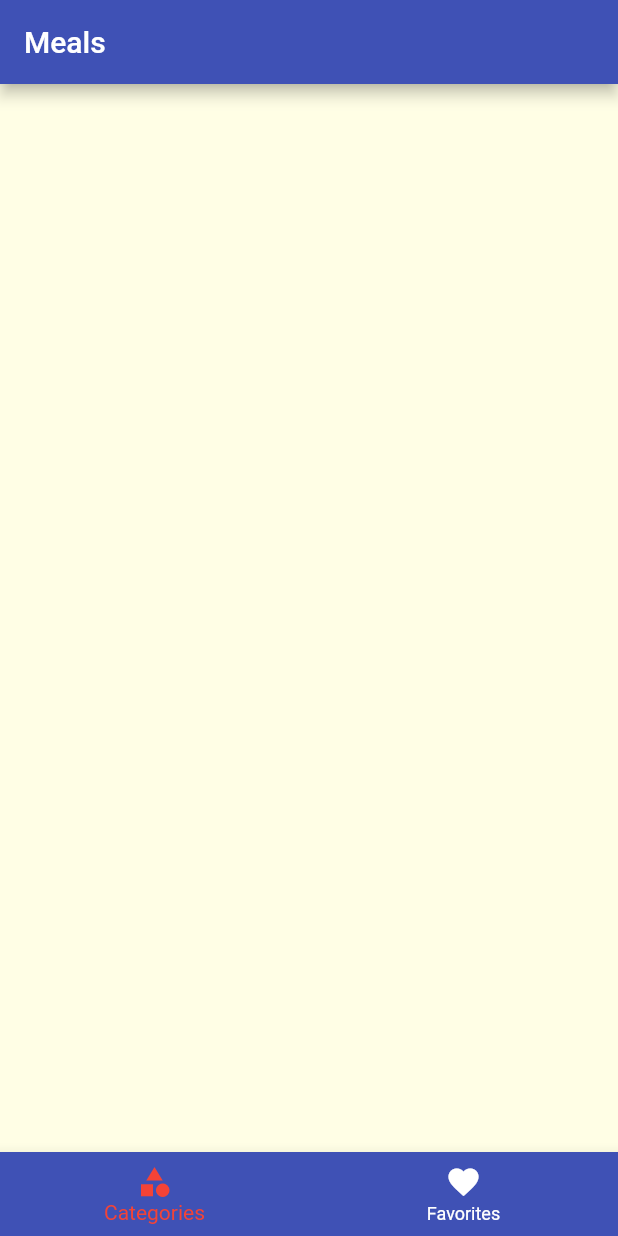
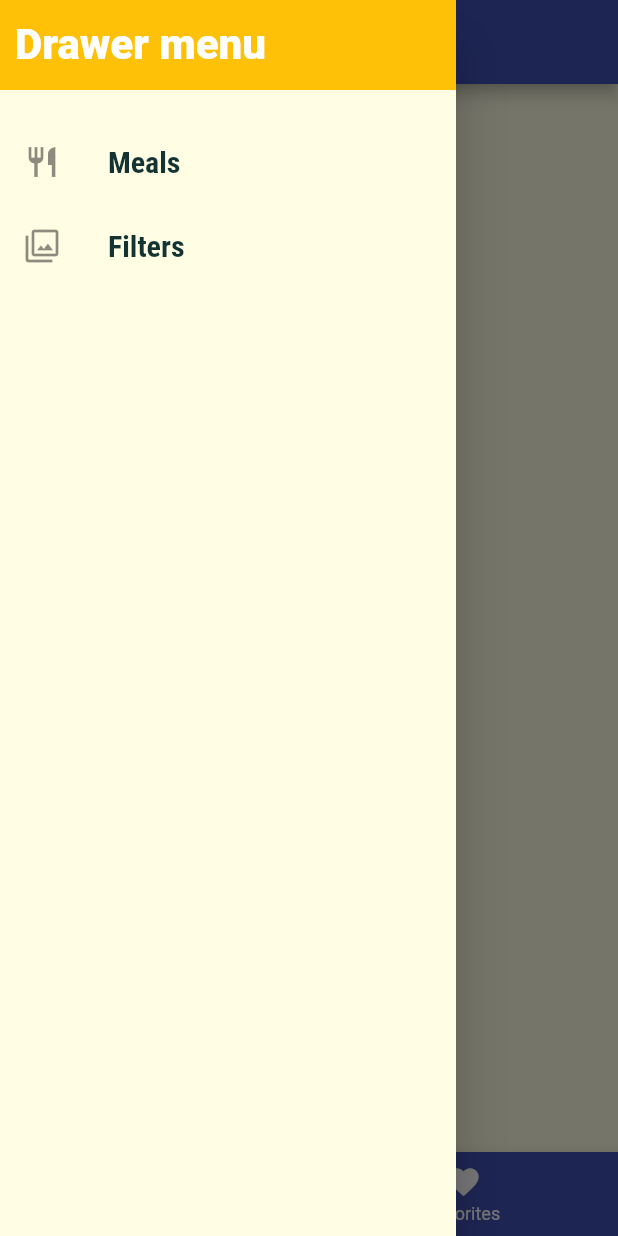
Before and after one commit to huseyintemel/flutter-multiple-screeens, a Flutter app: the screen it shows after launch, with the side drawer open (before the commit the screen has no drawer), on a phone screen of 412 x 824 dp. Run offline on Flutter 3.47's test engine with Material 2 defaults, Android fonts, the light colour scheme and no system bars.

Commit message:
Added drawer and filters screen

```diff
--- a/lib/main.dart
+++ b/lib/main.dart
@@ -1,5 +1,6 @@
 import 'package:flutter/material.dart';
-import 'package:flutter_multiple_screens/screens/tabs_screen.dart';
+import './screens/filters_screen.dart';
+import './screens/tabs_screen.dart';
 import './screens/meal_detail_screen.dart';
 import './screens/category_meals_screen.dart';
 import './screens/categories_screen.dart';
@@ -32,6 +33,7 @@
       routes: {
         CategoryMealsScreen.routeName : (context) => CategoryMealsScreen(), //giving named route
         MealDetailScreen.routeName : (context) => MealDetailScreen(),
+        FiltersScreen.routeName : (context) => FiltersScreen(),
       },
     );
   }
--- /dev/null
+++ b/lib/screens/filters_screen.dart
@@ -0,0 +1,13 @@
+import 'package:flutter/material.dart';
+
+class FiltersScreen extends StatelessWidget {
+  static const routeName = '/filter';
+
+  @override
+  Widget build(BuildContext context) {
+    return Scaffold(
+      appBar: AppBar(title: const Text('Filters'),),
+      body: const Center(child: Text('Filters Screen'),)
+    );
+  }
+}
--- a/lib/screens/tabs_screen.dart
+++ b/lib/screens/tabs_screen.dart
@@ -1,4 +1,5 @@
 import 'package:flutter/material.dart';
+import '../widgets/main_drawer.dart';
 import './categories_screen.dart';
 import './favorites_screen.dart';
 
@@ -33,6 +34,7 @@ class _TabsScreenState extends State<TabsScreen> {
     return  Scaffold(
       appBar: AppBar(title:pages[selectedPageIndex]['title'],),
       body: pages[selectedPageIndex]['page'],
+      drawer: MainDrawer(),
       bottomNavigationBar: BottomNavigationBar(
         backgroundColor: Theme.of(context).primaryColor,
         onTap: selectPage,
--- /dev/null
+++ b/lib/widgets/main_drawer.dart
@@ -0,0 +1,47 @@
+import 'package:flutter/material.dart';
+import '../screens/filters_screen.dart';
+
+class MainDrawer extends StatelessWidget {
+
+  Widget buildListTile(String title, IconData icon, VoidCallback tapHandler){
+    return ListTile(
+      leading: Icon(icon,size:24),
+      title: Text(
+        title,
+        style: const TextStyle(
+          fontFamily: 'RobotoCondensed',
+          fontSize: 20,
+          fontWeight: FontWeight.bold,
+        ),
+      ),
+      onTap: tapHandler,
+    );
+  }
+
+  @override
+  Widget build(BuildContext context) {
+    return Drawer(
+      child: Column(
+        children:<Widget>[
+          Container(
+            color: Colors.amber,
+            width: double.infinity,
+            height: 60,
+            alignment: Alignment.centerLeft,
+            padding: const EdgeInsets.all(10),
+            child: const Text('Drawer menu',style: TextStyle(fontWeight: FontWeight.w900,fontSize: 28,color: Colors.white),),
+          ),
+          const SizedBox(height: 20,),
+          buildListTile('Meals', Icons.restaurant,(){
+            Navigator.of(context).pushNamed('/');
+          }),
+          buildListTile('Filters', Icons.filter,(){
+            Navigator.of(context).pushNamed(FiltersScreen.routeName);
+          }),
+
+        ]
+      ),
+    );
+
+  }
+}
```
